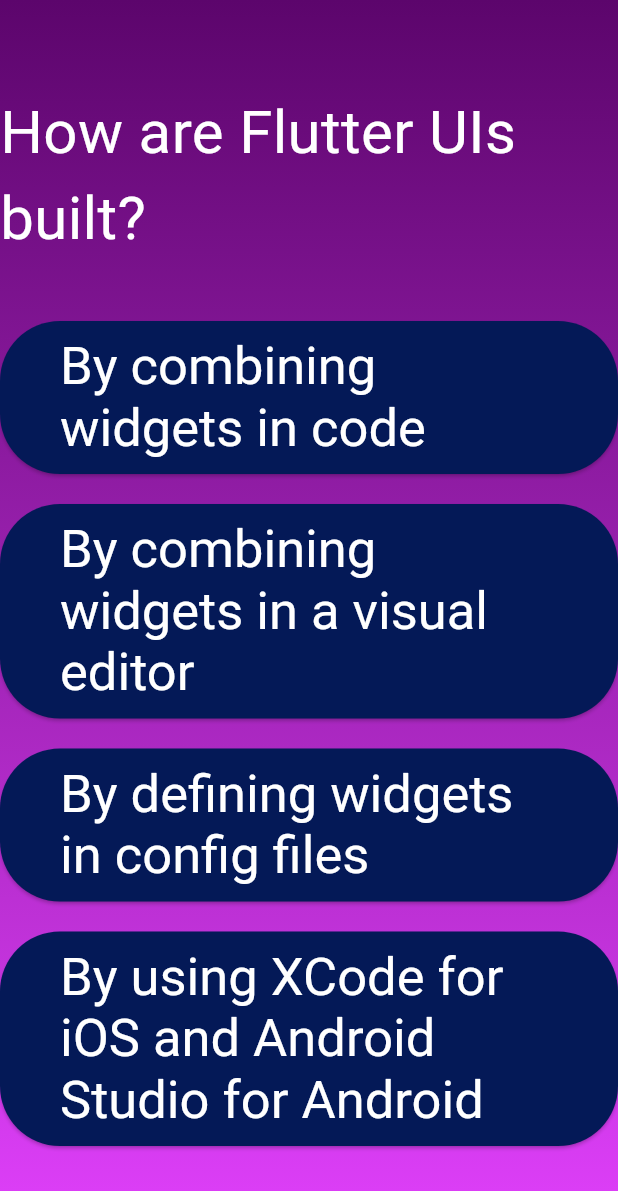
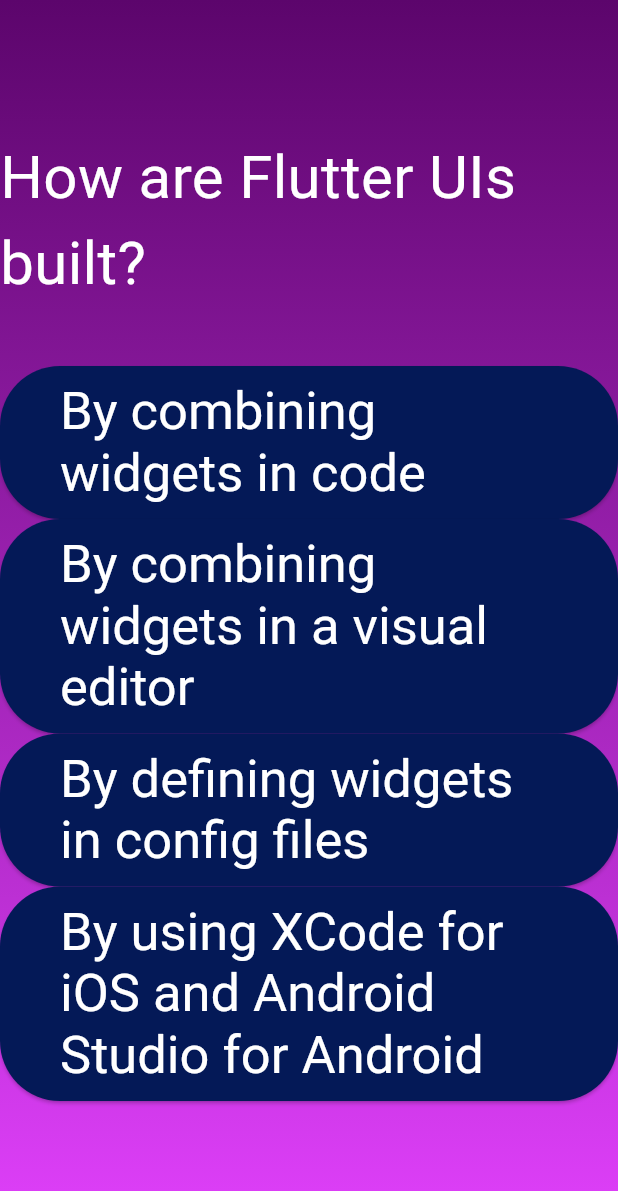
Before and after one commit to Mach-web/dart_flutter, a Flutter app: the screen it shows after launch, after a tap on "Start quiz", on a phone screen of 412 x 824 dp. Shown: the top 1191 px of the screen. Run offline on Flutter 3.47's test engine with Material 3 defaults, Android fonts, the phone set to English and light mode, and no system bars.

Commit message:
MApping lists and using spread operators

```diff
--- a/quiz_app/lib/questions_screen.dart
+++ b/quiz_app/lib/questions_screen.dart
@@ -15,6 +15,7 @@
   @override
   Widget build(context){
     final currentQuestion = questions[1];
+    const double height = 20;
     return SizedBox(
       width: double.infinity,
       child: Column(
@@ -29,20 +30,11 @@
 
           const SizedBox(height: 40,
           ),
-          AnswerButton(text: currentQuestion.answers[0], onTap: (){}
-          ),
-          const SizedBox(height: 20,
-          ),
-          AnswerButton(text: currentQuestion.answers[1], onTap: (){}
-          ),
-          const SizedBox(height: 20,
-          ),
-          AnswerButton(text: currentQuestion.answers[2], onTap: (){}
-          ),
-          const SizedBox(height: 20,
-          ),
-          AnswerButton(text: currentQuestion.answers[3], onTap: (){}
-          ),
+
+          ...currentQuestion.answers.map((answers){
+            return AnswerButton(text: answers, onTap: (){}
+            );
+          }),
         ],
       ),
     );
```
